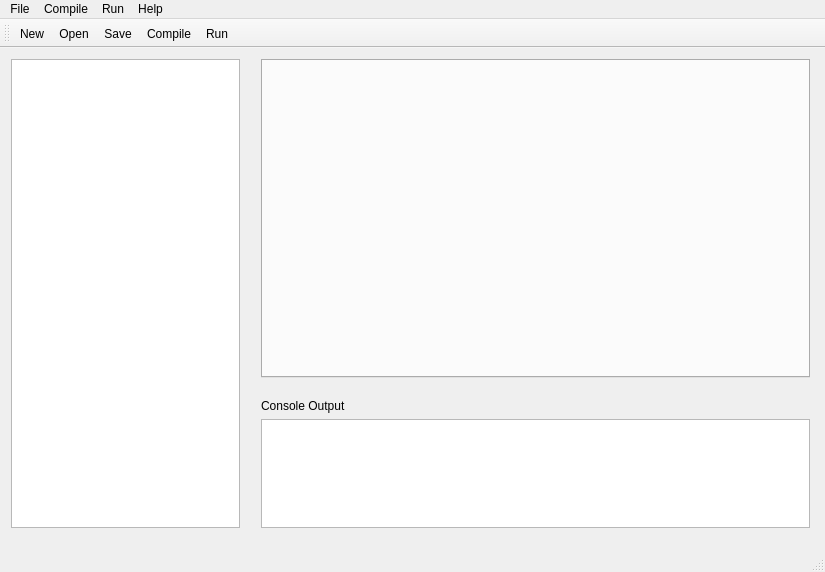
This is mainwindow.ui in RunheZH/SCAPES as Qt 5 draws it before an edit. The edited form follows.
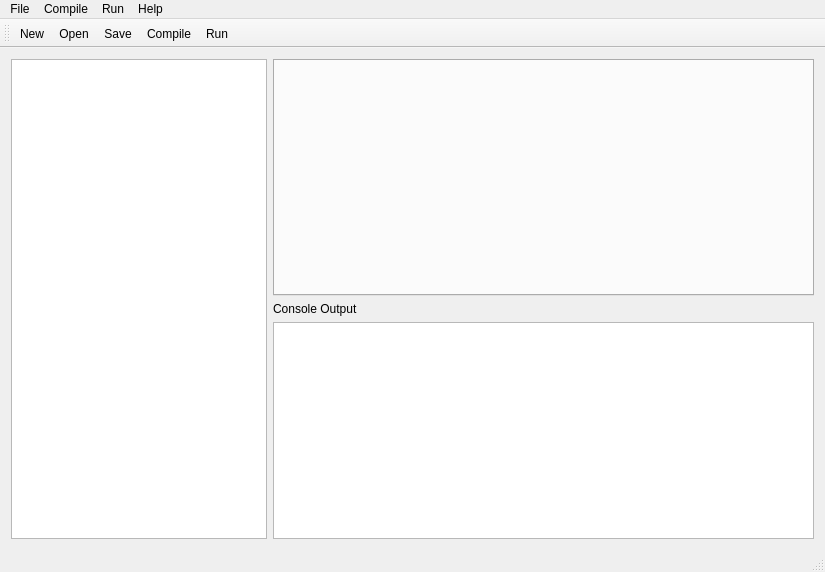
This is the edited form.

Commit message: interface - full screen ui will resize the layout corretly now

Diff of the .ui file:
```diff
--- a/mainwindow.ui
+++ b/mainwindow.ui
@@ -14,15 +14,8 @@
    <string>MainWindow</string>
   </property>
   <widget class="QWidget" name="centralWidget">
-   <widget class="QWidget" name="verticalLayoutWidget">
-    <property name="geometry">
-     <rect>
-      <x>250</x>
-      <y>0</y>
-      <width>571</width>
-      <height>341</height>
-     </rect>
-    </property>
+   <layout class="QGridLayout" name="gridLayout">
+    <item row="0" column="1">
     <layout class="QVBoxLayout" name="verticalLayout">
      <item>
       <widget class="QTabWidget" name="tabWidget">
@@ -44,16 +37,8 @@
       </widget>
      </item>
     </layout>
-   </widget>
-   <widget class="QWidget" name="verticalLayoutWidget_2">
-    <property name="geometry">
-     <rect>
-      <x>250</x>
-      <y>340</y>
-      <width>571</width>
-      <height>151</height>
-     </rect>
-    </property>
+    </item>
+    <item row="1" column="1">
     <layout class="QVBoxLayout" name="verticalLayout_2">
      <item>
       <widget class="QLabel" name="label">
@@ -66,22 +51,22 @@
       <widget class="QTextEdit" name="textEdit"/>
      </item>
     </layout>
-   </widget>
-   <widget class="QWidget" name="verticalLayoutWidget_3">
-    <property name="geometry">
-     <rect>
-      <x>0</x>
-      <y>0</y>
-      <width>251</width>
-      <height>491</height>
-     </rect>
-    </property>
+    </item>
+    <item row="0" column="0" rowspan="2">
     <layout class="QVBoxLayout" name="verticalLayout_3">
      <item>
-      <widget class="QTreeView" name="dirView"/>
-     </item>
-    </layout>
-   </widget>
+       <widget class="QTreeView" name="dirView">
+        <property name="sizePolicy">
+         <sizepolicy hsizetype="Fixed" vsizetype="Expanding">
+          <horstretch>0</horstretch>
+          <verstretch>0</verstretch>
+         </sizepolicy>
+        </property>
+       </widget>
+      </item>
+     </layout>
+    </item>
+   </layout>
   </widget>
   <widget class="QMenuBar" name="menuBar">
    <property name="geometry">
```
Lines whose indentation alone changed are shown as unchanged. The commit also changes 3 other files.
